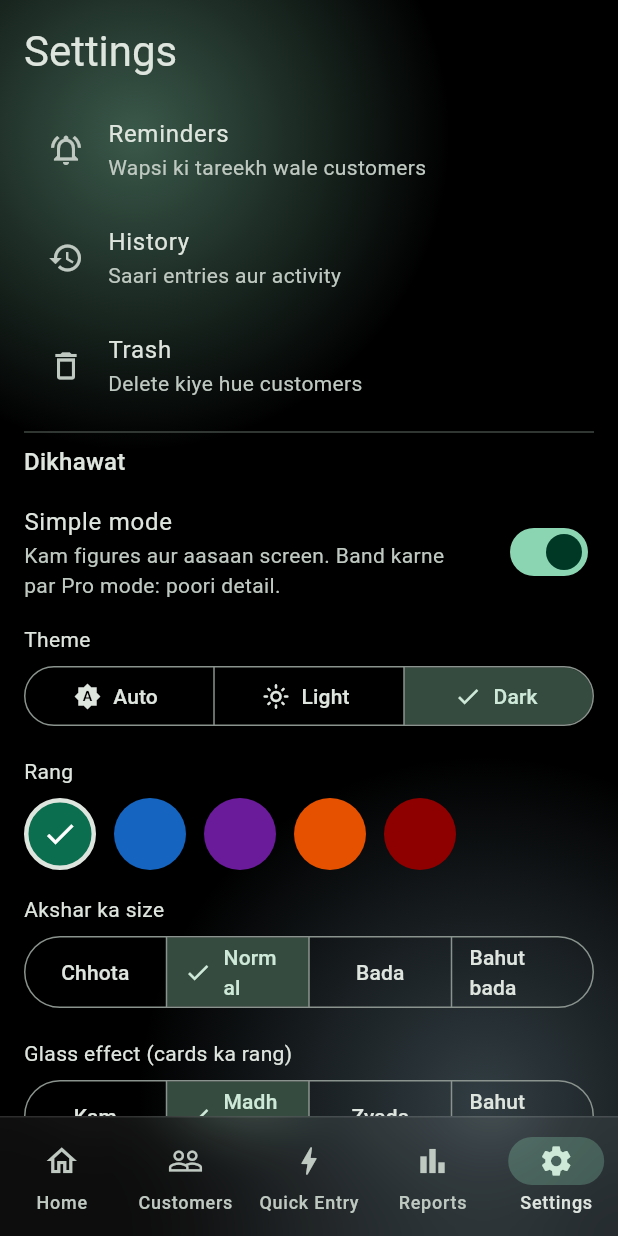
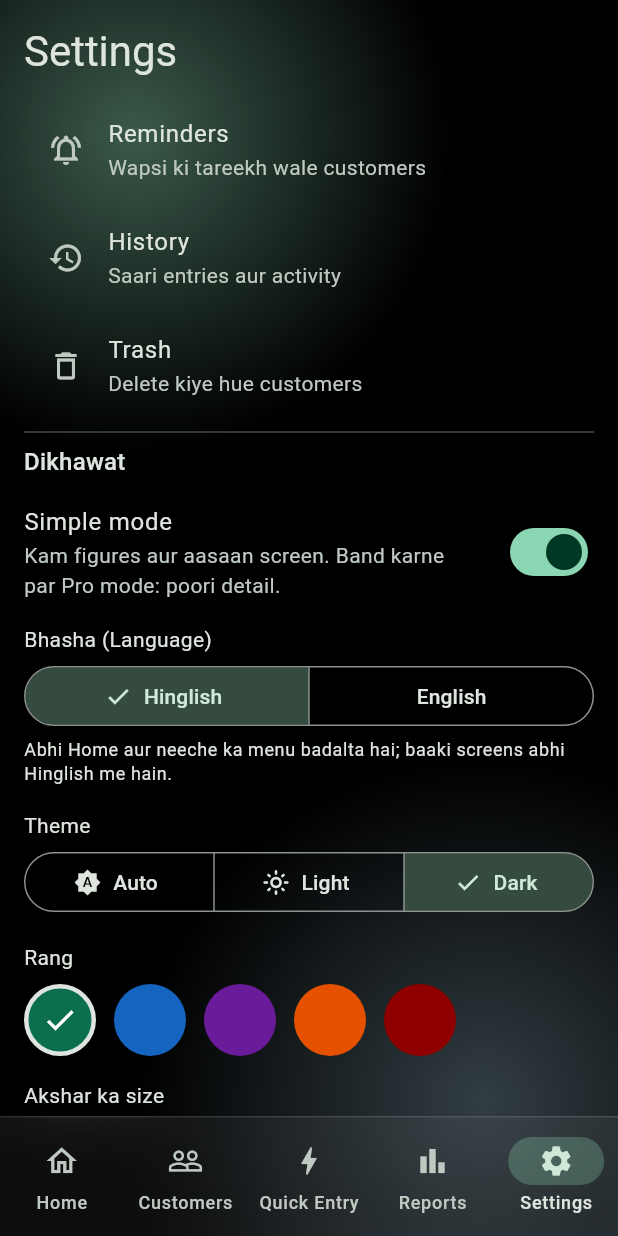
Before and after one commit to kashyap276403-sys/Khaata-, a Flutter app: the screen it shows after launch, item 5 of the bottom bar chosen, after a tap on "Simple mode", on a phone screen of 412 x 824 dp. Run offline on Flutter 3.47's test engine with Material 3 defaults, Android fonts, the phone set to English and light mode, and no system bars; our stand-ins replace package_info_plus, pdf, share_plus, shared_preferences, speech_to_text, sqflite; accounts and stored records are empty.

Commit message:
Add language switch (Hinglish/English) for Home, bottom menu and Settings
Co-Authored-By: Claude Sonnet 5.5 <noreply@anthropic.com>
Claude-Session: https://claude.ai/code/session_01BYDh3iF3Nc3sLjk6kFT2ep

```diff
--- /dev/null
+++ b/lib/l10n/strings.dart
@@ -0,0 +1,62 @@
+import 'package:flutter/widgets.dart';
+
+import '../app.dart' show SettingsScope;
+
+/// App languages. Hinglish is the default (Hindi in Roman letters).
+enum AppLanguage { hinglish, english }
+
+/// Only the screens listed in README ("Language") use this so far; the rest
+/// of the app is still Hinglish.
+const Map<String, (String, String)> _strings = {
+  'nav.home': ('Home', 'Home'),
+  'nav.customers': ('Customers', 'Customers'),
+  'nav.quick': ('Quick Entry', 'Quick Entry'),
+  'nav.reports': ('Reports', 'Reports'),
+  'nav.settings': ('Settings', 'Settings'),
+  'home.greeting': (
+    'Namaste! Aapka digital khaata.',
+    'Hello! Your digital ledger.'
+  ),
+  'home.outstanding': ('Total baaki (Outstanding)', 'Total outstanding'),
+  'home.todayUdhaari': ('Aaj ka udhaari', "Today's credit given"),
+  'home.todayJama': ('Aaj ka jama', "Today's payments received"),
+  'home.customers': ('Total customers', 'Total customers'),
+  'home.pending': ('Baaki wale', 'With balance due'),
+  'home.udhaari': ('Udhaari', 'Credit given (Udhaari)'),
+  'home.jama': ('Jama', 'Payment received (Jama)'),
+  'home.history': ('History', 'History'),
+  'home.trash': ('Trash', 'Trash'),
+  'home.recent': ('Recent transactions', 'Recent transactions'),
+  'home.empty': (
+    'Abhi koi transaction nahi. Customers tab me customer chunkar Udhaari ya Jama likhein.',
+    'No transactions yet. Pick a customer in the Customers tab and add Udhaari or Jama.'
+  ),
+  'home.dueSub': ('Dekhne ke liye dabayein', 'Tap to view'),
+  'settings.language': ('Bhasha (Language)', 'Language'),
+  'settings.langNote': (
+    'Abhi Home aur neeche ka menu badalta hai; baaki screens abhi Hinglish me hain.',
+    'Currently this changes Home and the bottom menu; other screens are still Hinglish.'
+  ),
+};
+
+/// Looks up [key] in the current language. Unknown keys return the key itself
+/// so a typo is visible instead of crashing.
+String tr(BuildContext context, String key) {
+  final entry = _strings[key];
+  if (entry == null) return key;
+  var english = false;
+  try {
+    english = SettingsScope.of(context).language == AppLanguage.english;
+  } catch (_) {}
+  return english ? entry.$2 : entry.$1;
+}
+
+String trDue(BuildContext context, int count) {
+  var english = false;
+  try {
+    english = SettingsScope.of(context).language == AppLanguage.english;
+  } catch (_) {}
+  return english
+      ? '$count customer(s) have reached their due date'
+      : '$count customer ki wapsi ki tareekh aa gayi';
+}
--- a/lib/screens/app_shell.dart
+++ b/lib/screens/app_shell.dart
@@ -2,6 +2,8 @@ import 'dart:ui' show ImageFilter;
 
 import 'package:flutter/material.dart';
 
+import '../app.dart' show SettingsScope;
+import '../l10n/strings.dart';
 import '../widgets/glass.dart';
 
 import 'customers_screen.dart';
@@ -38,7 +40,9 @@ class _AppShellState extends State<AppShell> {
           child: IndexedStack(index: _index, children: _pages),
         ),
       ),
-      bottomNavigationBar: ClipRect(
+      bottomNavigationBar: ListenableBuilder(
+        listenable: SettingsScope.of(context),
+        builder: (context, _) => ClipRect(
         child: BackdropFilter(
           filter: ImageFilter.blur(sigmaX: 20, sigmaY: 20),
           child: DecoratedBox(
@@ -48,42 +52,43 @@ class _AppShellState extends State<AppShell> {
                 top: BorderSide(color: Colors.white.withValues(alpha: 0.12)),
               ),
             ),
-            child: _nav(),
+            child: _nav(context),
           ),
+        ),
         ),
       ),
     );
   }
 
-  Widget _nav() {
+  Widget _nav(BuildContext context) {
     return NavigationBar(
       selectedIndex: _index,
       onDestinationSelected: (i) => setState(() => _index = i),
-      destinations: const [
+      destinations: [
         NavigationDestination(
           icon: Icon(Icons.home_outlined),
           selectedIcon: Icon(Icons.home),
-          label: 'Home',
+          label: tr(context, 'nav.home'),
         ),
         NavigationDestination(
           icon: Icon(Icons.people_outline),
           selectedIcon: Icon(Icons.people),
-          label: 'Customers',
+          label: tr(context, 'nav.customers'),
         ),
         NavigationDestination(
           icon: Icon(Icons.bolt_outlined),
           selectedIcon: Icon(Icons.bolt),
-          label: 'Quick Entry',
+          label: tr(context, 'nav.quick'),
         ),
         NavigationDestination(
           icon: Icon(Icons.bar_chart_outlined),
           selectedIcon: Icon(Icons.bar_chart),
-          label: 'Reports',
+          label: tr(context, 'nav.reports'),
         ),
         NavigationDestination(
           icon: Icon(Icons.settings_outlined),
           selectedIcon: Icon(Icons.settings),
-          label: 'Settings',
+          label: tr(context, 'nav.settings'),
         ),
       ],
     );
--- a/lib/screens/home_screen.dart
+++ b/lib/screens/home_screen.dart
@@ -4,6 +4,7 @@ import '../core/money.dart';
 import '../app.dart' show SettingsScope;
 import '../data/models.dart';
 import '../services.dart';
+import '../l10n/strings.dart';
 import '../widgets/glass.dart';
 import '../widgets/integrity_banner.dart';
 import '../widgets/txn_tile.dart';
@@ -55,7 +56,7 @@ class HomeScreen extends StatelessWidget {
                 Text('auraX Khaata', style: theme.textTheme.headlineMedium),
                 const SizedBox(height: 4),
                 Text(
-                  'Namaste! Aapka digital khaata.',
+                  tr(context, 'home.greeting'),
                   style: theme.textTheme.bodyLarge,
                 ),
                 const SizedBox(height: 12),
@@ -74,9 +75,8 @@ class HomeScreen extends StatelessWidget {
                     color: Theme.of(context).colorScheme.errorContainer,
                     child: ListTile(
                       leading: const Icon(Icons.notifications_active_outlined),
-                      title: Text(
-                          '$dueCount customer ki wapsi ki tareekh aa gayi'),
-                      subtitle: const Text('Dekhne ke liye dabayein'),
+                      title: Text(trDue(context, dueCount)),
+                      subtitle: Text(tr(context, 'home.dueSub')),
                       trailing: const Icon(Icons.chevron_right),
                       onTap: () => Navigator.of(context).push(
                         MaterialPageRoute<void>(
@@ -89,7 +89,7 @@ class HomeScreen extends StatelessWidget {
                 ],
                 const SizedBox(height: 8),
                 _StatCard(
-                  label: 'Total baaki (Outstanding)',
+                  label: tr(context, 'home.outstanding'),
                   value: formatPaise(summary.outstandingPaise),
                   large: true,
                   highlight: true,
@@ -99,14 +99,14 @@ class HomeScreen extends StatelessWidget {
                   children: [
                     Expanded(
                       child: _StatCard(
-                        label: 'Aaj ka udhaari',
+                        label: tr(context, 'home.todayUdhaari'),
                         value: formatPaise(summary.todayUdhaariPaise),
                       ),
                     ),
                     const SizedBox(width: 12),
                     Expanded(
                       child: _StatCard(
-                        label: 'Aaj ka jama',
+                        label: tr(context, 'home.todayJama'),
                         value: formatPaise(summary.todayJamaPaise),
                       ),
                     ),
@@ -118,14 +118,14 @@ class HomeScreen extends StatelessWidget {
                     children: [
                       Expanded(
                         child: _StatCard(
-                          label: 'Total customers',
+                          label: tr(context, 'home.customers'),
                           value: '${summary.customerCount}',
                         ),
                       ),
                       const SizedBox(width: 12),
                       Expanded(
                         child: _StatCard(
-                          label: 'Baaki wale',
+                          label: tr(context, 'home.pending'),
                           value: '${summary.pendingCount}',
                         ),
                       ),
@@ -136,13 +136,13 @@ class HomeScreen extends StatelessWidget {
                 FilledButton.icon(
                   onPressed: () => _quick(context, TxnType.udhaari),
                   icon: const Icon(Icons.add),
-                  label: const Text('Udhaari'),
+                  label: Text(tr(context, 'home.udhaari')),
                 ),
                 const SizedBox(height: 12),
                 FilledButton.tonalIcon(
                   onPressed: () => _quick(context, TxnType.jama),
                   icon: const Icon(Icons.remove),
-                  label: const Text('Jama'),
+                  label: Text(tr(context, 'home.jama')),
                 ),
                 const SizedBox(height: 12),
                 Row(
@@ -155,7 +155,7 @@ class HomeScreen extends StatelessWidget {
                           ),
                         ),
                         icon: const Icon(Icons.history),
-                        label: const Text('History'),
+                        label: Text(tr(context, 'home.history')),
                       ),
                     ),
                     const SizedBox(width: 12),
@@ -167,18 +167,17 @@ class HomeScreen extends StatelessWidget {
                           ),
                         ),
                         icon: const Icon(Icons.delete_outline),
-                        label: const Text('Trash'),
+                        label: Text(tr(context, 'home.trash')),
                       ),
                     ),
                   ],
                 ),
                 const SizedBox(height: 20),
-                Text('Recent transactions', style: theme.textTheme.titleMedium),
+                Text(tr(context, 'home.recent'), style: theme.textTheme.titleMedium),
                 const SizedBox(height: 8),
                 if (!loading && recent.isEmpty)
                   Text(
-                    'Abhi koi transaction nahi. Customers tab me customer '
-                    'chunkar Udhaari ya Jama likhein.',
+                    tr(context, 'home.empty'),
                     style: theme.textTheme.bodyMedium,
                   ),
                 for (final r in recent)
--- a/lib/screens/settings_screen.dart
+++ b/lib/screens/settings_screen.dart
@@ -1,4 +1,6 @@
 import 'package:flutter/material.dart';
+
+import '../l10n/strings.dart';
 import 'package:package_info_plus/package_info_plus.dart';
 
 import '../app.dart' show SettingsScope;
@@ -189,6 +191,23 @@ class SettingsScreen extends StatelessWidget {
             onChanged: (v) => settings.setProMode(!v),
           ),
           const SizedBox(height: 8),
+          Text(tr(context, 'settings.language'),
+              style: theme.textTheme.bodyMedium),
+          const SizedBox(height: 4),
+          SegmentedButton<AppLanguage>(
+            segments: const [
+              ButtonSegment(value: AppLanguage.hinglish, label: Text('Hinglish')),
+              ButtonSegment(value: AppLanguage.english, label: Text('English')),
+            ],
+            selected: {settings.language},
+            onSelectionChanged: (s) => settings.setLanguage(s.first),
+          ),
+          Padding(
+            padding: const EdgeInsets.only(top: 4),
+            child: Text(tr(context, 'settings.langNote'),
+                style: theme.textTheme.bodySmall),
+          ),
+          const SizedBox(height: 16),
           Text('Theme', style: theme.textTheme.bodyMedium),
           const SizedBox(height: 4),
           SegmentedButton<ThemeMode>(
--- a/lib/settings/app_settings.dart
+++ b/lib/settings/app_settings.dart
@@ -1,10 +1,13 @@
 import 'package:flutter/material.dart';
 import 'package:shared_preferences/shared_preferences.dart';
+
+import '../l10n/strings.dart';
 
 /// Look-and-feel and mode preferences, saved on the phone.
 class AppSettings extends ChangeNotifier {
   AppSettings._(this._prefs, this._themeMode, this._accentIndex,
-      this._fontIndex, this._glassIndex, this._proMode);
+      this._fontIndex, this._glassIndex, this._proMode,
+      [this._language = AppLanguage.hinglish]);
 
   /// Keeps values in memory only (tests, or when storage is unavailable).
   factory AppSettings.memory() =>
@@ -25,6 +28,9 @@ class AppSettings extends ChangeNotifier {
         font.clamp(0, fontScales.length - 1),
         glass.clamp(0, glassAlphas.length - 1),
         p.getBool(_kPro) ?? true,
+        (p.getInt(_kLang) ?? 0) == 1
+            ? AppLanguage.english
+            : AppLanguage.hinglish,
       );
     } catch (_) {
       return AppSettings.memory();
@@ -36,6 +42,7 @@ class AppSettings extends ChangeNotifier {
   static const String _kFont = 'font_index';
   static const String _kGlass = 'glass_index';
   static const String _kPro = 'pro_mode';
+  static const String _kLang = 'language';
 
   /// Accent choices (first is the brand emerald).
   static const List<Color> accentColors = [
@@ -76,7 +83,9 @@ class AppSettings extends ChangeNotifier {
   int _fontIndex;
   int _glassIndex;
   bool _proMode;
+  AppLanguage _language;
 
+  AppLanguage get language => _language;
   ThemeMode get themeMode => _themeMode;
   int get accentIndex => _accentIndex;
   int get fontIndex => _fontIndex;
@@ -113,6 +122,12 @@ class AppSettings extends ChangeNotifier {
     await _safe((p) => p.setInt(_kGlass, _glassIndex));
   }
 
+  Future<void> setLanguage(AppLanguage l) async {
+    _language = l;
+    notifyListeners();
+    await _safe((p) => p.setInt(_kLang, l.index));
+  }
+
   Future<void> setProMode(bool v) async {
     _proMode = v;
     notifyListeners();
```
